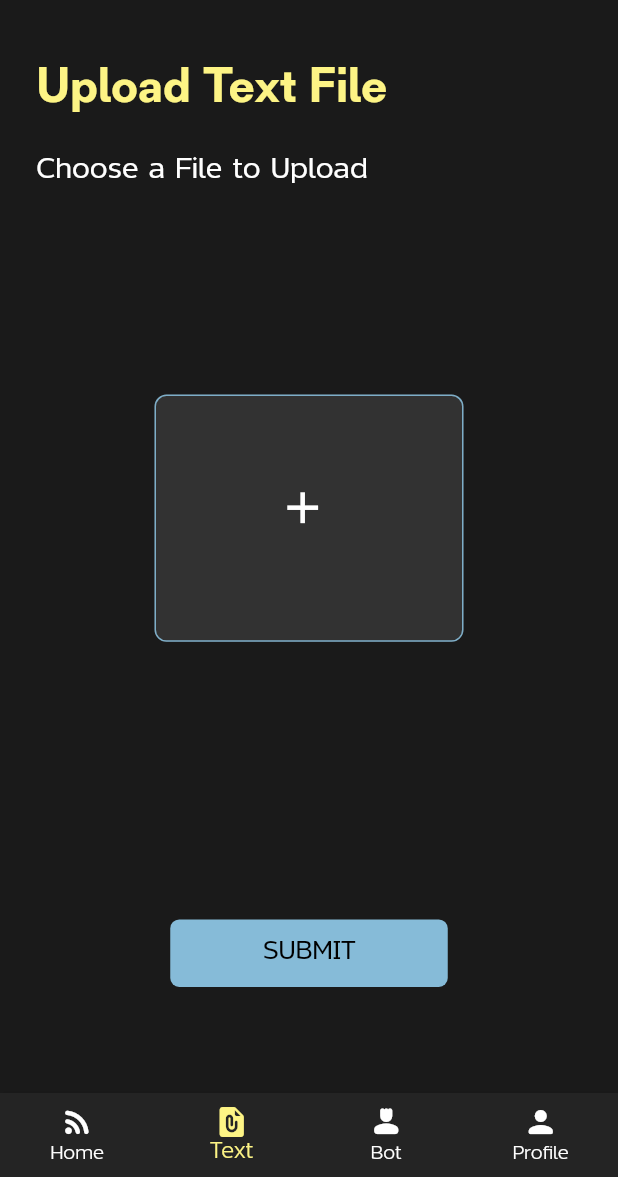
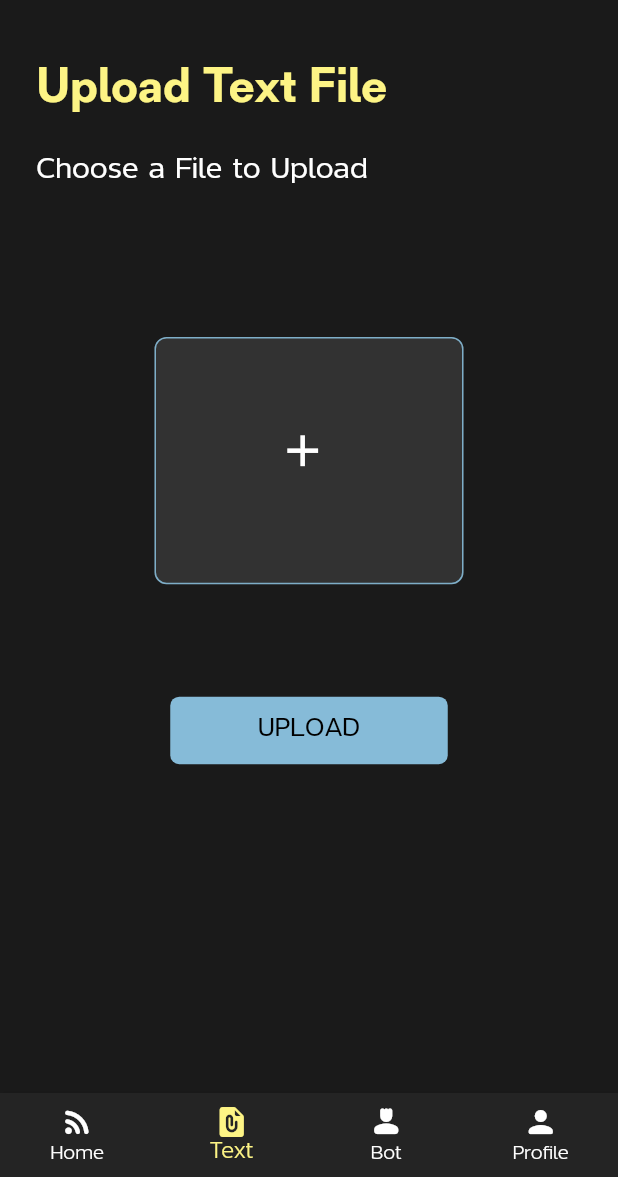
Before and after one commit to MohammadBali/DeepFake_Flutter, a Flutter app: the HomeLayout screen opened directly, item 2 of the bottom bar chosen, after a tap on the "add" icon, on a phone screen of 412 x 824 dp, the part 59-1236 px from its top. Run offline on Flutter 3.47's test engine with Material 2 defaults, Android fonts, the phone set to English and light mode, and no system bars; our stand-ins replace bloc, cached_network_image, conditional_builder_null_safety, dio, file_picker, flutter_bloc and 3 more; missing offline and left inert: material_dialogs, open_file_plus, string_extensions; accounts and stored records are empty; network calls fail.

Commit message:
Upload Files & Open Files & Open Files From Base64

```diff
--- a/lib/layout/cubit/cubit.dart
+++ b/lib/layout/cubit/cubit.dart
@@ -13,6 +13,7 @@ import 'package:deepfake_detection/shared/components/constants.dart';
 import 'package:deepfake_detection/shared/network/end_points.dart';
 import 'package:deepfake_detection/shared/network/local/cache_helper.dart';
 import 'package:deepfake_detection/shared/network/remote/main_dio_helper.dart';
+import 'package:file_picker/file_picker.dart';
 import 'package:flutter/material.dart';
 import 'package:flutter_bloc/flutter_bloc.dart';
 
@@ -73,7 +74,7 @@ class AppCubit extends Cubit<AppStates>
           token: token,
         ).then((value){
 
-          print('got UserData, ${value.data}');
+          print('got UserData...');
 
           userData=UserData.fromJson(value.data);
 
@@ -131,28 +132,6 @@ class AppCubit extends Cubit<AppStates>
       }
   }
 
-  PostModel? userPostsModel;
-
-  void getUserPosts()
-  {
-    if(token!='')
-      {
-        print("In Getting User's Posts");
-        emit(AppGetUserPostsLoadingState());
-        MainDioHelper.getData(
-          url: userPosts,
-          token: token,
-        ).then((value) {
-          print('Got User Posts');
-          userPostsModel=PostModel.fromJson(value.data,isOwnerUser: true);
-          emit(AppGetUserPostsSuccessState());
-        }).catchError((error)
-        {
-          print('ERROR WHILE GETTING USER POSTS, ${error.toString()}');
-          emit(AppGetUserPostsErrorState());
-        });
-      }
-  }
 
   //Logout User
   bool logout({required BuildContext context})
@@ -164,6 +143,7 @@ class AppCubit extends Cubit<AppStates>
       userData=null;
       postModel=null;
       inquiryModel=null;
+      userPostsModel=null;
       currentBottomBarIndex=0;
       defaultToast(msg: 'Logged Out');
 
@@ -200,7 +180,7 @@ class AppCubit extends Cubit<AppStates>
       url: news,
     ).then((value) {
 
-      print('Got News Data, ${value.data}');
+      print('Got News Data...');
 
       newsModel= NewsModel.fromJson(value.data);
 
@@ -222,6 +202,50 @@ class AppCubit extends Cubit<AppStates>
 
   //Get Posts
   static PostModel? postModel;
+
+  //Check for New Posts & Merge Together
+  PostModel? newPostModel;
+  Future<void> checkForNewPosts()async
+  {
+    print('In Check For New Posts...');
+    emit(AppCheckNewPostsLoadingState());
+
+    MainDioHelper.getData(
+      url: posts,
+      token: token,
+    ).then((value){
+
+      print('Got Check For New Posts Data...');
+
+      newPostModel=PostModel.fromJson(value.data);
+
+      bool isFound=false;
+      for (var newPost in newPostModel!.posts!)
+      {
+        for(var oldPost in postModel!.posts!)
+          {
+            if(newPost.id! == oldPost.id!)
+              {
+                isFound=true;
+              }
+          }
+
+        if(isFound==false)
+          {
+            postModel!.posts!.add(newPost);
+          }
+        isFound=false;
+      }
+
+      emit(AppCheckNewPostsSuccessState());
+    }).catchError((error)
+    {
+      print('ERROR WHILE CHECKING FOR NEW POSTS, ${error.toString()}');
+
+      emit(AppCheckNewPostsErrorState());
+    });
+
+  }
 
   void getPosts()
   {
@@ -327,7 +351,7 @@ class AppCubit extends Cubit<AppStates>
       }
   }
 
-
+  //A Helper Function for GetNextPosts
   int nextPostAdder(Post post)
   {
     try
@@ -349,6 +373,30 @@ class AppCubit extends Cubit<AppStates>
     }
   }
 
+
+  //Get User Posts
+  PostModel? userPostsModel;
+
+  void getUserPosts()
+  {
+    if(token!='')
+    {
+      print("In Getting User's Posts");
+      emit(AppGetUserPostsLoadingState());
+      MainDioHelper.getData(
+        url: userPosts,
+        token: token,
+      ).then((value) {
+        print('Got User Posts');
+        userPostsModel=PostModel.fromJson(value.data,isOwnerUser: true);
+        emit(AppGetUserPostsSuccessState());
+      }).catchError((error)
+      {
+        print('ERROR WHILE GETTING USER POSTS, ${error.toString()}');
+        emit(AppGetUserPostsErrorState());
+      });
+    }
+  }
 
   //Send API to delete from Back-end and then delete it from userPostsModel.
   void deletePost(String postId)
@@ -463,6 +511,42 @@ class AppCubit extends Cubit<AppStates>
 
  //----------------------------------------------
 
+  //FILE PICKER
+
+  PlatformFile? chosenFile;
+
+  void pickFile() async
+  {
+    emit(AppGetFileLoadingState());
+
+    try {
+      FilePickerResult? result= await FilePicker.platform.pickFiles(allowedExtensions: ['docx','pdf','doc','txt'], type: FileType.custom, allowMultiple: false, );
+      if(result !=null)
+      {
+        chosenFile=result.files.first;
+
+        emit(AppGetFileSuccessState());
+      }
+      else
+      {
+        print('FILE PICKER RESULT IS NULL');
+        emit(AppGetFileErrorState());
+      }
 
 
+    }catch (e)
+    {
+      print('ERROR WHILE PICKING A FILE, ${e.toString()}');
+
+      defaultToast(msg: e.toString());
+      emit(AppGetFileErrorState());
+    }
+  }
+
+
+  void removeFile()
+  {
+    chosenFile=null;
+    emit(AppRemoveFileState());
+  }
 }
--- a/lib/layout/cubit/states.dart
+++ b/lib/layout/cubit/states.dart
@@ -134,7 +134,7 @@ class AppDeleteInquiryErrorState extends AppStates
 //-----------------------------------------------
 
 
-// GET POSTS
+// DELETE POSTS
 
 
 class AppDeleteAPostLoadingState extends AppStates{}
@@ -151,6 +151,38 @@ class AppDeleteAPostErrorState extends AppStates
 
 //-----------------------------------------------
 
+
+// GET POSTS
+
+
+class AppCheckNewPostsLoadingState extends AppStates{}
+
+class AppCheckNewPostsSuccessState extends AppStates{}
+
+class AppCheckNewPostsErrorState extends AppStates {}
+
+
+//-----------------------------------------------
+
+
 // LOGOUT
 
 class AppLogoutState extends AppStates{}
+
+
+// GET FILE
+
+
+class AppGetFileLoadingState extends AppStates{}
+
+class AppGetFileSuccessState extends AppStates{}
+
+class AppGetFileErrorState extends AppStates{}
+
+
+//-----------------------------------------------
+
+
+// REMOVE FILE
+
+class AppRemoveFileState extends AppStates{}
--- a/lib/modules/AddPost/addPost.dart
+++ b/lib/modules/AddPost/addPost.dart
@@ -49,6 +49,7 @@ class AddPost extends StatelessWidget {
                 ),
               ),
             ),
+
             body: SingleChildScrollView(
               child: Padding(
                 padding: const EdgeInsets.all(24.0),
--- a/lib/modules/Home/home.dart
+++ b/lib/modules/Home/home.dart
@@ -49,7 +49,13 @@ class _HomeState extends State<Home> {
       builder: (context,state)
       {
         var cubit=AppCubit.get(context);
-        return SingleChildScrollView(
+
+        return RefreshIndicator(
+          onRefresh:() async
+          {
+            await cubit.checkForNewPosts();
+          },
+          child: SingleChildScrollView(
             controller: scrollController,
             key: _key,
             child: Padding(
@@ -72,7 +78,7 @@ class _HomeState extends State<Home> {
                           shrinkWrap: true,
                         ),
                       ),
-                    fallback: (context)=> progressQuoteBuilder(cubit, context),
+                      fallback: (context)=> progressNewsBuilder(cubit, context),
                     ),
 
                     const SizedBox(height: 40,),
@@ -95,6 +101,7 @@ class _HomeState extends State<Home> {
                     if(state is AppGetNewPostsLoadingState)
                     defaultLinearProgressIndicator(context),
                   ],
+                ),
               ),
             ),
           ),
@@ -172,7 +179,7 @@ class _HomeState extends State<Home> {
     },
   );
 
-  Widget progressQuoteBuilder(AppCubit cubit, BuildContext context)=>defaultBox(
+  Widget progressNewsBuilder(AppCubit cubit, BuildContext context)=>defaultBox(
       cubit: cubit,
       boxColor: cubit.isDarkTheme? defaultBoxDarkColor : defaultBoxColor,
       child: Center(child: defaultLinearProgressIndicator(context),),
--- a/lib/modules/Register/register.dart
+++ b/lib/modules/Register/register.dart
@@ -64,6 +64,8 @@ class _RegisterState extends State<Register> {
                 AppCubit.get(context).getUserData();
 
                 AppCubit.get(context).getPosts();
+
+                AppCubit.get(context).getInquiries();
 
                 navigateAndFinish(context, const HomeLayout());
 
--- a/lib/modules/TextFiles/text_files.dart
+++ b/lib/modules/TextFiles/text_files.dart
@@ -1,11 +1,12 @@
 import 'package:deepfake_detection/layout/cubit/cubit.dart';
 import 'package:deepfake_detection/layout/cubit/states.dart';
-import 'package:deepfake_detection/modules/InquiryDetails/InquiryDetails.dart';
 import 'package:deepfake_detection/shared/components/components.dart';
 import 'package:deepfake_detection/shared/styles/colors.dart';
 import 'package:flutter/material.dart';
 import 'package:flutter/services.dart';
 import 'package:flutter_bloc/flutter_bloc.dart';
+import 'package:open_file_plus/open_file_plus.dart';
+import 'package:string_extensions/string_extensions.dart';
 
 class TextFiles extends StatelessWidget {
   const TextFiles({super.key});
@@ -13,24 +14,22 @@ class TextFiles extends StatelessWidget {
   @override
   Widget build(BuildContext context) {
 
-    SystemChrome.setPreferredOrientations([
-      DeviceOrientation.portraitUp,
-      DeviceOrientation.portraitDown,
-    ]);
-
-
     return BlocConsumer<AppCubit,AppStates>(
       listener: (context,state){},
       builder: (context,state)
       {
         var cubit=AppCubit.get(context);
-        return Padding(
+        return SingleChildScrollView(
+          child: Padding(
             padding: const EdgeInsets.all(24.0),
             child: Column(
-            mainAxisAlignment: MainAxisAlignment.start,
+              mainAxisSize: MainAxisSize.max,
+              mainAxisAlignment: MainAxisAlignment.spaceEvenly,
               crossAxisAlignment: CrossAxisAlignment.start,
               children:
               [
+                Row(
+                  children: [
                     Text(
                       'Upload Text File',
                       style: TextStyle(
@@ -40,8 +39,26 @@ class TextFiles extends StatelessWidget {
                       ),
                     ),
 
+                    const Spacer(),
+
+                    Visibility(
+                      visible: cubit.chosenFile !=null,
+                      child: IconButton(
+                        onPressed: ()
+                        {
+                          cubit.removeFile();
+                        },
+                        icon: Icon(
+                          Icons.remove,
+                          color: cubit.isDarkTheme? defaultDarkColor : defaultColor,
+
+                        )
+                      ),
+                    ),
+                  ],
+                ),
+
                 const SizedBox(height: 25,),
-
 
                 const Text(
                   'Choose a File to Upload',
@@ -55,11 +72,10 @@ class TextFiles extends StatelessWidget {
 
                 ),
 
-             const Spacer(),
-
+                const SizedBox(height: 100,),
 
                 Center(
-                child: SizedBox(
+                  child: cubit.chosenFile ==null ? SizedBox(
                     height: MediaQuery.of(context).size.height /5,
                     width: MediaQuery.of(context).size.width /2,
                     child: defaultBox(
@@ -73,33 +89,80 @@ class TextFiles extends StatelessWidget {
                             size: 35,
                           )
                       ),
-                    onTap: (){},
+                      onTap: ()
+                      {
+                        cubit.pickFile();
+                      },
+                    ),
+                  ) :
+                  Padding(
+                    padding: const EdgeInsetsDirectional.symmetric(horizontal: 25),
+                    child: SizedBox(
+                      child: defaultBox(
+                        padding: 28,
+                        cubit: cubit,
+                        boxColor: cubit.isDarkTheme? defaultBoxDarkColor : defaultBoxColor,
+                        child: Row(
+                          mainAxisAlignment: MainAxisAlignment.start,
+                          crossAxisAlignment: CrossAxisAlignment.center,
+
+                          children:
+                          [
+                            Expanded(
+                              child: Text(
+                                cubit.chosenFile!.name.capitalize!,
+                                style: TextStyle(
+                                  fontWeight: FontWeight.w500,
+                                  color: cubit.isDarkTheme? defaultSecondaryDarkColor : Colors.white,
+                                  fontSize: 16,
+                                ),
+                                maxLines: 1,
+                                overflow: TextOverflow.ellipsis,
+                              ),
+                            ),
+
+                            const SizedBox(width: 5,),
+
+                            const Icon(Icons.file_copy_outlined),
+                          ],
+                        ),
+                        onTap: ()
+                        async {
+                          openFile(cubit.chosenFile!.path!);
+                        },
+                      ),
                     ),
                   ),
                 ),
 
+                const SizedBox(height: 75,),
 
-              const Spacer(),
-
-              Expanded(
-                child: Center(
+                Center(
                   child: defaultButton(
+                    title: 'UPLOAD',
                     color: cubit.isDarkTheme? defaultSecondaryDarkColor : defaultSecondaryColor,
                     onTap: ()
                     {
-                      navigateTo(context, InquiryDetails(
-                        inquiry: cubit.inquiryModel!.inquiries![0], //TO BE CHANGED
-                      )
-                      );
+                      if(cubit.chosenFile!=null)
+                      {
+
+                      }
+                      else
+                      {
+                        defaultToast(msg: 'No Data to Upload');
+                      }
                     },
                     textColor: cubit.isDarkTheme? Colors.black : Colors.white,
                   ),
                 ),
+
+              ],
             ),
-            ],
           ),
         );
       },
     );
   }
+
+
 }
--- a/lib/shared/components/constants.dart
+++ b/lib/shared/components/constants.dart
@@ -1 +1,3 @@
 String token='';
+
+String appDocPath='';
--- a/pubspec.yaml
+++ b/pubspec.yaml
@@ -50,6 +50,9 @@ dependencies:
   conditional_builder_null_safety: ^0.0.6
   intl: ^0.18.1
   url_launcher: ^6.1.14
+  file_picker: ^5.5.0
+  open_file_plus: ^3.4.1
+  path_provider: ^2.1.1
 
 
 dev_dependencies:
```
Also changed, not shown: lib/main.dart (+8 -1 lines), lib/modules/AllSettings/Personal/EditProfile/editProfile.dart (+10 -1 lines), lib/modules/InquiryDetails/InquiryDetails.dart (+14 -1 lines), lib/shared/components/components.dart (+63 -1 lines), pubspec.lock, 1 other file. Lines whose indentation alone changed are shown as unchanged.
